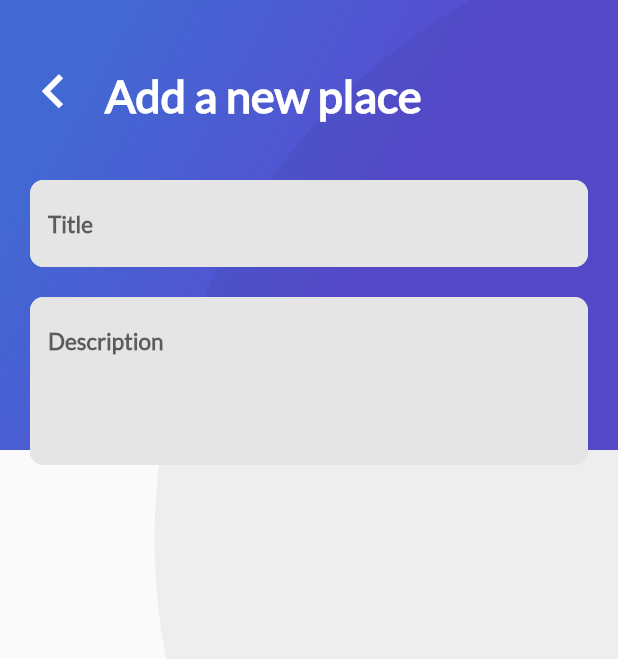
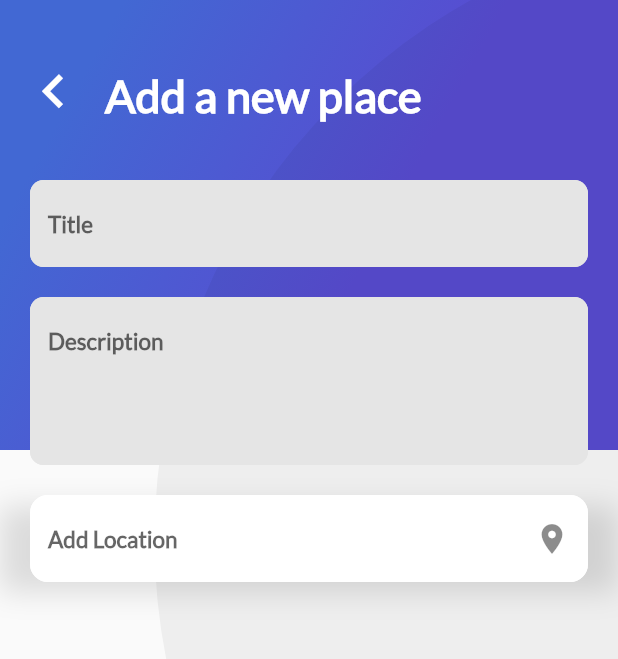
Before and after one commit to jorgesarabia/adv_flutter, a Flutter app: the AddPlaceScreen screen opened directly, on a phone screen of 412 x 824 dp. Shown: the top 659 px of the screen. Run offline on Flutter 3.47's test engine with Material 2 defaults, Android fonts, the phone set to English and light mode, and no system bars; our stand-ins replace cloud_firestore, firebase_auth, google_sign_in; missing offline and left inert: generic_bloc_provider; accounts and stored records are empty.

Commit message:
Se crea el boton de location

```diff
--- a/lib/Place/ui/screens/add_place_screen.dart
+++ b/lib/Place/ui/screens/add_place_screen.dart
@@ -1,6 +1,7 @@
 import 'dart:io';
 
 import 'package:flutter/material.dart';
+import 'package:platzi_trips_app/Place/ui/widgets/title_input_location.dart';
 import 'package:platzi_trips_app/widgets/gradient_back.dart';
 import 'package:platzi_trips_app/widgets/text_input.dart';
 import 'package:platzi_trips_app/widgets/title_header.dart';
@@ -73,7 +74,14 @@ class _AddPlaceScreenState extends State<AddPlaceScreen> {
                   inputType: TextInputType.multiline,
                   maxLines: 4,
                   controller: _controllerDescriptionPlace,
-                )
+                ),
+                Container(
+                  margin: EdgeInsets.only(top: 20.0),
+                  child: TitleInputLocation(
+                    hintText: "Add Location",
+                    iconData: Icons.location_on,
+                  ),
+                ),
               ],
             ),
           ),
--- /dev/null
+++ b/lib/Place/ui/widgets/title_input_location.dart
@@ -0,0 +1,52 @@
+import 'package:flutter/material.dart';
+
+class TitleInputLocation extends StatelessWidget {
+  final String hintText;
+  final TextEditingController controller;
+  final IconData iconData;
+
+  TitleInputLocation({
+    Key key,
+    @required this.hintText,
+    @required this.controller,
+    @required this.iconData,
+  });
+
+  @override
+  Widget build(BuildContext context) {
+    return Container(
+      padding: EdgeInsets.only(right: 20, left: 20),
+      child: TextField(
+        controller: controller,
+        style: TextStyle(
+          fontSize: 15.0,
+          fontFamily: "Lato",
+          color: Colors.blueGrey,
+          fontWeight: FontWeight.bold,
+        ),
+        decoration: InputDecoration(
+          hintText: hintText,
+          suffixIcon: Icon(iconData),
+          fillColor: Color(0xFFFFFFFF),
+          filled: true,
+          border: InputBorder.none,
+          enabledBorder: OutlineInputBorder(
+            borderSide: BorderSide(color: Color(0xFFFFFFFF)),
+            borderRadius: BorderRadius.all(Radius.circular(12.0)),
+          ),
+          focusedBorder: OutlineInputBorder(
+            borderSide: BorderSide(color: Color(0xFFFFFFFF)),
+            borderRadius: BorderRadius.all(Radius.circular(12.0)),
+          ),
+        ),
+      ),
+      decoration: BoxDecoration(boxShadow: <BoxShadow>[
+        BoxShadow(
+          color: Colors.black12,
+          blurRadius: 15.0,
+          offset: Offset(0.0,7.0),
+        ),
+      ]),
+    );
+  }
+}
```
